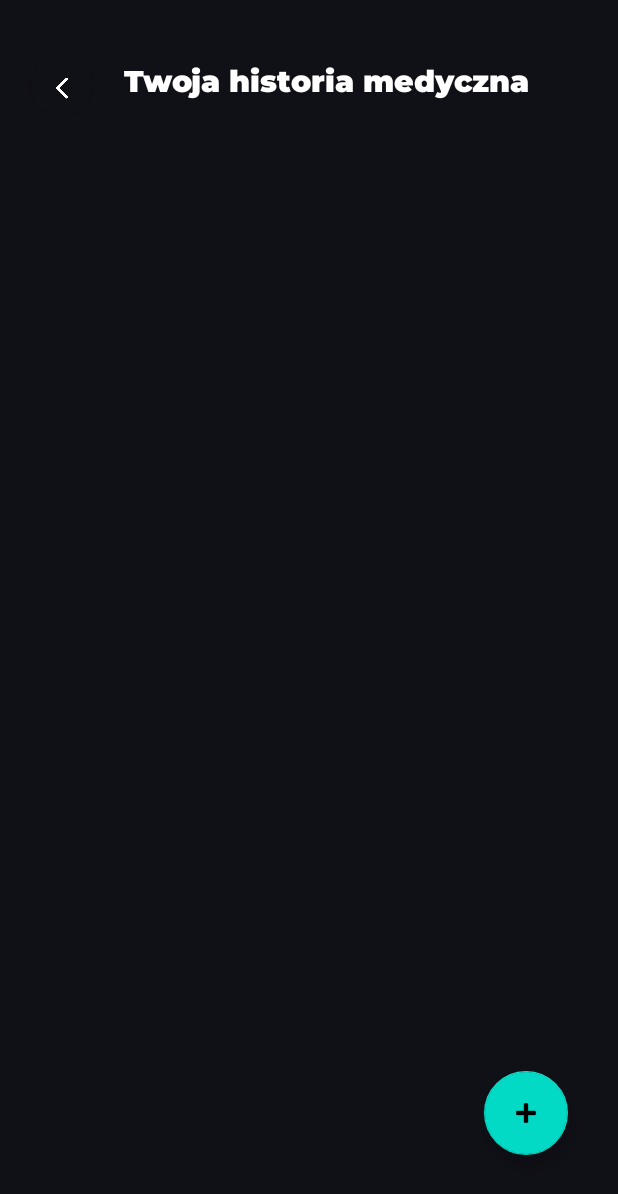
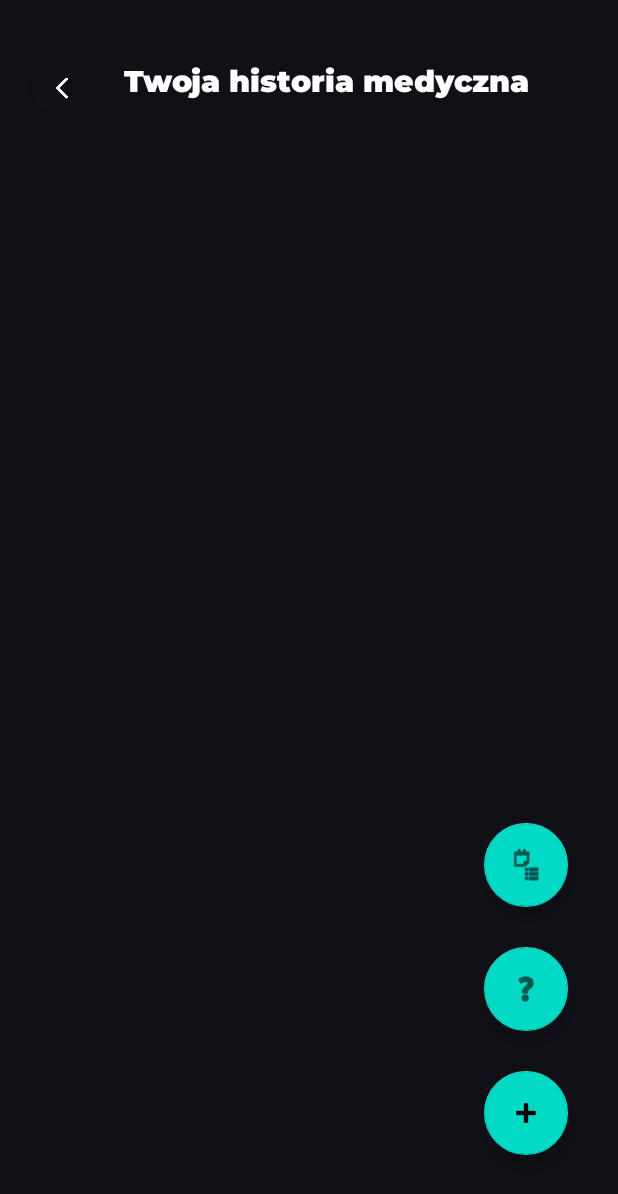
Before and after one commit to jakubbonczyk/HealthAppUniversityProject, an Android app: the HealtHistoryActivity screen opened directly, with no data from a screen before it, on a phone screen of 412 x 824 dp. Shown: the top 1194 px of the screen. Run offline under Robolectric (Android 15) with nearby library versions, the phone set to English and light mode, and no system bars; Roboto replaces fonts that are not available here.

Commit message:
Health reports

```diff
--- a/app/src/main/java/com/example/pamietajozdrowiu/HealtHistoryActivity.java
+++ b/app/src/main/java/com/example/pamietajozdrowiu/HealtHistoryActivity.java
@@ -1,6 +1,8 @@
 package com.example.pamietajozdrowiu;
 
 import android.content.Intent;
+import android.database.Cursor;
+import android.database.sqlite.SQLiteDatabase;
 import android.os.Bundle;
 import android.widget.Button;
 
@@ -9,8 +11,20 @@ import androidx.appcompat.app.AppCompatActivity;
 import androidx.core.graphics.Insets;
 import androidx.core.view.ViewCompat;
 import androidx.core.view.WindowInsetsCompat;
+import androidx.recyclerview.widget.LinearLayoutManager;
+import androidx.recyclerview.widget.RecyclerView;
+
+import com.google.android.material.floatingactionbutton.FloatingActionButton;
+
+import java.util.ArrayList;
+import java.util.List;
 
 public class HealtHistoryActivity extends AppCompatActivity {
+
+    private RecyclerView healthResultsRecyclerView;
+    private HealthResultsAdapter healthResultsAdapter;
+    private DatabaseHelper dbHelper;
+    private List<HealthResult> healthResultsList;
 
     @Override
     protected void onCreate(Bundle savedInstanceState) {
@@ -23,10 +37,60 @@ public class HealtHistoryActivity extends AppCompatActivity {
             return insets;
         });
 
+        dbHelper = new DatabaseHelper(this);
+        healthResultsList = new ArrayList<>();
+
+        // Inicjalizacja RecyclerView
+        healthResultsRecyclerView = findViewById(R.id.healthResultsRecyclerView);
+        healthResultsRecyclerView.setLayoutManager(new LinearLayoutManager(this));
+        healthResultsAdapter = new HealthResultsAdapter(healthResultsList, this);
+        healthResultsRecyclerView.setAdapter(healthResultsAdapter);
+
+        // Wczytanie danych z bazy
+        loadHealthResults();
+
         Button button = findViewById(R.id.button4);
         button.setOnClickListener(v -> {
             Intent intent = new Intent(HealtHistoryActivity.this, MainActivity.class);
             startActivity(intent);
         });
+
+        FloatingActionButton floatingActionButton = findViewById(R.id.floatingActionButton);
+        floatingActionButton.setOnClickListener(v -> {
+            Intent intent = new Intent(HealtHistoryActivity.this, AddHealthResultsActivity.class);
+            startActivity(intent);
+        });
+
+        FloatingActionButton floatingActionButton2 = findViewById(R.id.floatingActionButton2);
+        floatingActionButton2.setOnClickListener(v -> {
+            Intent intent = new Intent(HealtHistoryActivity.this, SelectTutorialActivity.class);
+            startActivity(intent);
+        });
+
+
+        FloatingActionButton floatingActionButton3 = findViewById(R.id.floatingActionButton3);
+        floatingActionButton3.setOnClickListener(v -> {
+            Intent intent = new Intent(HealtHistoryActivity.this, HealthReportActivity.class);
+            startActivity(intent);
+        });
+    }
+
+    private void loadHealthResults() {
+        SQLiteDatabase db = dbHelper.getReadableDatabase();
+        Cursor cursor = db.rawQuery("SELECT TYPE, VALUE, DATE FROM HEALTH_RESULTS", null);
+
+        healthResultsList.clear();
+        if (cursor.moveToFirst()) {
+            do {
+                String type = cursor.getString(cursor.getColumnIndexOrThrow("TYPE"));
+                String value = cursor.getString(cursor.getColumnIndexOrThrow("VALUE"));
+                String date = cursor.getString(cursor.getColumnIndexOrThrow("DATE"));
+
+                healthResultsList.add(new HealthResult(type, value, date));
+            } while (cursor.moveToNext());
+        }
+        cursor.close();
+
+        healthResultsAdapter.notifyDataSetChanged();
     }
 }
--- /dev/null
+++ b/app/src/main/java/com/example/pamietajozdrowiu/HealthResultsAdapter.java
@@ -0,0 +1,54 @@
+package com.example.pamietajozdrowiu;
+
+import android.content.Context;
+import android.view.LayoutInflater;
+import android.view.View;
+import android.view.ViewGroup;
+import android.widget.TextView;
+
+import androidx.annotation.NonNull;
+import androidx.recyclerview.widget.RecyclerView;
+
+import java.util.List;
+
+public class HealthResultsAdapter extends RecyclerView.Adapter<HealthResultsAdapter.ViewHolder> {
+
+    private List<HealthResult> healthResultsList;
+    private Context context;
+
+    public HealthResultsAdapter(List<HealthResult> healthResultsList, Context context) {
+        this.healthResultsList = healthResultsList;
+        this.context = context;
+    }
+
+    @NonNull
+    @Override
+    public ViewHolder onCreateViewHolder(@NonNull ViewGroup parent, int viewType) {
+        View view = LayoutInflater.from(context).inflate(R.layout.health_result_item, parent, false);
+        return new ViewHolder(view);
+    }
+
+    @Override
+    public void onBindViewHolder(@NonNull ViewHolder holder, int position) {
+        HealthResult result = healthResultsList.get(position);
+        holder.typeTextView.setText("Typ: " + result.getType());
+        holder.valueTextView.setText("Wartość: " + result.getValue());
+        holder.dateTextView.setText("Data: " + result.getDate());
+    }
+
+    @Override
+    public int getItemCount() {
+        return healthResultsList.size();
+    }
+
+    public static class ViewHolder extends RecyclerView.ViewHolder {
+        TextView typeTextView, valueTextView, dateTextView;
+
+        public ViewHolder(@NonNull View itemView) {
+            super(itemView);
+            typeTextView = itemView.findViewById(R.id.typeTextView);
+            valueTextView = itemView.findViewById(R.id.valueTextView);
+            dateTextView = itemView.findViewById(R.id.dateTextView);
+        }
+    }
+}
--- a/app/src/main/res/layout/health_history.xml
+++ b/app/src/main/res/layout/health_history.xml
@@ -94,6 +94,21 @@
         tools:ignore="MissingConstraints" />
 
     <androidx.constraintlayout.widget.Guideline
+        android:id="@+id/guideline16"
+        android:layout_width="wrap_content"
+        android:layout_height="wrap_content"
+        android:orientation="horizontal"
+        app:layout_constraintGuide_percent="0.75" />
+
+    <androidx.constraintlayout.widget.Guideline
+        android:id="@+id/guideline17"
+        android:layout_width="wrap_content"
+        android:layout_height="wrap_content"
+        android:orientation="horizontal"
+        app:layout_constraintGuide_percent="0.65" />
+
+
+    <androidx.constraintlayout.widget.Guideline
         android:id="@+id/guideline12"
         android:layout_width="wrap_content"
         android:layout_height="wrap_content"
@@ -133,5 +148,37 @@
         app:layout_constraintTop_toTopOf="@+id/guideline12"
         app:srcCompat="@android:drawable/ic_input_add" />
 
+    <com.google.android.material.floatingactionbutton.FloatingActionButton
+        android:id="@+id/floatingActionButton2"
+        android:layout_width="wrap_content"
+        android:layout_height="wrap_content"
+        android:clickable="true"
+        app:layout_constraintBottom_toTopOf="@+id/guideline12"
+        app:layout_constraintEnd_toStartOf="@+id/guideline15"
+        app:layout_constraintStart_toStartOf="@+id/guideline14"
+        app:layout_constraintTop_toTopOf="@+id/guideline16"
+        app:srcCompat="@android:drawable/ic_menu_help" />
+
+    <com.google.android.material.floatingactionbutton.FloatingActionButton
+        android:id="@+id/floatingActionButton3"
+        android:layout_width="wrap_content"
+        android:layout_height="wrap_content"
+        android:clickable="true"
+        app:layout_constraintBottom_toTopOf="@+id/guideline16"
+        app:layout_constraintEnd_toStartOf="@+id/guideline15"
+        app:layout_constraintStart_toStartOf="@+id/guideline14"
+        app:layout_constraintTop_toTopOf="@+id/guideline17"
+        app:srcCompat="@android:drawable/ic_menu_agenda" />
+
+    <androidx.recyclerview.widget.RecyclerView
+        android:id="@+id/healthResultsRecyclerView"
+        android:layout_width="match_parent"
+        android:layout_height="0dp"
+        app:layout_constraintTop_toBottomOf="@+id/textView"
+        app:layout_constraintBottom_toTopOf="@+id/guideline12"
+        app:layout_constraintStart_toStartOf="parent"
+        app:layout_constraintEnd_toEndOf="parent" />
+
+
 
 </androidx.constraintlayout.widget.ConstraintLayout>
```
Also changed, not shown: app/src/main/AndroidManifest.xml (+17 -0 lines), app/src/main/java/com/example/pamietajozdrowiu/AddHealthResultsActivity.java (added, +63 -0 lines), app/src/main/java/com/example/pamietajozdrowiu/DatabaseHelper.java (+12 -1 lines), app/src/main/java/com/example/pamietajozdrowiu/HealthReportActivity.java (added, +46 -0 lines), app/src/main/java/com/example/pamietajozdrowiu/HealthResult.java (added, +25 -0 lines), app/src/main/java/com/example/pamietajozdrowiu/SelectTutorialActivity.java (added, +31 -0 lines), app/src/main/java/com/example/pamietajozdrowiu/TutorialActivity.java (added, +56 -0 lines), app/src/main/res/layout/activity_add_health_results.xml (added, +31 -0 lines), app/src/main/res/layout/activity_health_report.xml (added, +25 -0 lines), app/src/main/res/layout/activity_health_report_chart.xml (added, +11 -0 lines), app/src/main/res/layout/activity_select_tutorial.xml (added, +30 -0 lines), app/src/main/res/layout/activity_tutorial.xml (added, +11 -0 lines), app/src/main/res/layout/health_result_item.xml (added, +30 -0 lines), app/src/main/res/values/strings.xml (+9 -0 lines), 2 other files.
